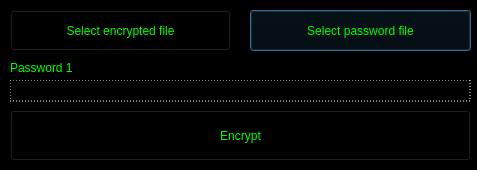
Above: resources/decrypt.ui from CrazyProger1/Safe before the change. Below: the same form after it.
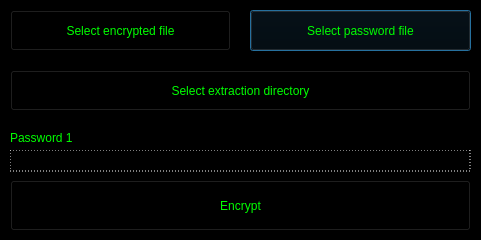
That is the form after the change.

Patch:
```diff
--- a/resources/decrypt.ui
+++ b/resources/decrypt.ui
@@ -6,8 +6,8 @@
    <rect>
     <x>0</x>
     <y>0</y>
-    <width>477</width>
-    <height>170</height>
+    <width>481</width>
+    <height>240</height>
    </rect>
   </property>
   <property name="windowTitle">
@@ -102,7 +102,7 @@
    <property name="geometry">
     <rect>
      <x>10</x>
-     <y>80</y>
+     <y>150</y>
      <width>461</width>
      <height>22</height>
     </rect>
@@ -112,7 +112,7 @@
    <property name="geometry">
     <rect>
      <x>10</x>
-     <y>60</y>
+     <y>130</y>
      <width>81</width>
      <height>16</height>
     </rect>
@@ -128,7 +128,7 @@
    <property name="geometry">
     <rect>
      <x>10</x>
-     <y>110</y>
+     <y>180</y>
      <width>461</width>
      <height>51</height>
     </rect>
@@ -140,6 +140,22 @@
     <string>Encrypt</string>
    </property>
   </widget>
+  <widget class="QPushButton" name="pushButton_3">
+   <property name="geometry">
+    <rect>
+     <x>10</x>
+     <y>70</y>
+     <width>461</width>
+     <height>41</height>
+    </rect>
+   </property>
+   <property name="styleSheet">
+    <string notr="true">font: 8pt &quot;Segoe Print&quot;;</string>
+   </property>
+   <property name="text">
+    <string>Select extraction directory</string>
+   </property>
+  </widget>
  </widget>
  <resources/>
  <connections/>
```
